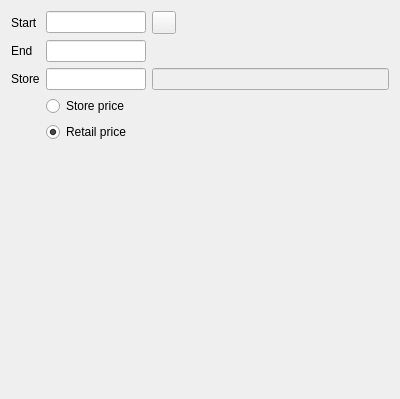
Before: the Qt Designer form Reports/cr5tstoreextrafilter.ui in End1-1/Cafe5, drawn with Qt 5.
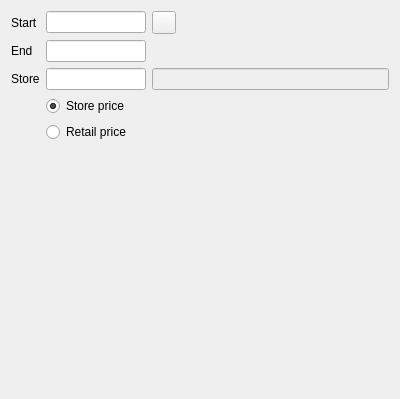
After: the same form once the commit is applied. Icons and pictures are not drawn. Custom widgets are drawn as their Qt base class.

Patch:
```diff
--- a/Reports/cr5tstoreextrafilter.ui
+++ b/Reports/cr5tstoreextrafilter.ui
@@ -45,6 +45,12 @@
      <property name="text">
       <string>Store price</string>
      </property>
+     <property name="checked">
+      <bool>true</bool>
+     </property>
+     <property name="FilterName" stdset="0">
+      <string>storeprice</string>
+     </property>
     </widget>
    </item>
    <item row="1" column="0">
@@ -128,7 +134,10 @@
       <string>Retail price</string>
      </property>
      <property name="checked">
-      <bool>true</bool>
+      <bool>false</bool>
+     </property>
+     <property name="FilterName" stdset="0">
+      <string>retailprice</string>
      </property>
     </widget>
    </item>
```
